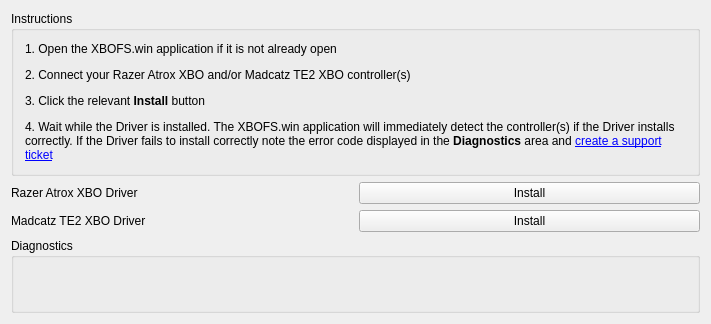
First picture: the form in DriverManager/DriverManager.ui, repository OOPMan/XBOFS.win, before the edit.
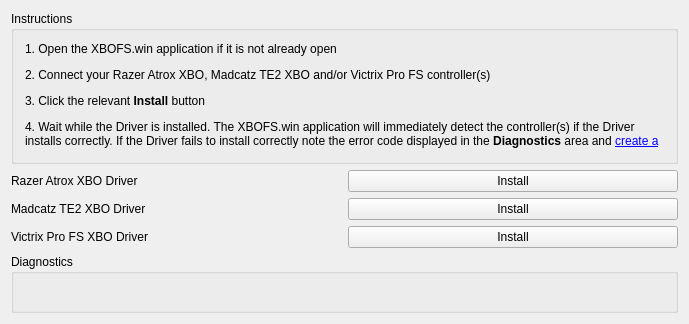
Second picture: the form after the edit. Icons and pictures are not drawn.

Commit message: #38: Added support for Victrix Pro FS XBO

The edit to the form file:
```diff
--- a/DriverManager/DriverManager.ui
+++ b/DriverManager/DriverManager.ui
@@ -6,7 +6,7 @@
    <rect>
     <x>0</x>
     <y>0</y>
-    <width>711</width>
+    <width>689</width>
     <height>324</height>
    </rect>
   </property>
@@ -19,23 +19,6 @@
   </property>
   <widget class="QWidget" name="centralWidget">
    <layout class="QGridLayout" name="gridLayout">
-    <item row="1" column="0">
-     <widget class="QLabel" name="label">
-      <property name="text">
-       <string>Razer Atrox XBO Driver</string>
-      </property>
-     </widget>
-    </item>
-    <item row="1" column="1">
-     <widget class="QPushButton" name="razerAtroxXBODriverPushButton">
-      <property name="enabled">
-       <bool>true</bool>
-      </property>
-      <property name="text">
-       <string>Install</string>
-      </property>
-     </widget>
-    </item>
     <item row="2" column="0">
      <widget class="QLabel" name="label_2">
       <property name="text">
@@ -43,38 +26,6 @@
       </property>
      </widget>
     </item>
-    <item row="2" column="1">
-     <widget class="QPushButton" name="madcatzTE2DriverPushButton">
-      <property name="enabled">
-       <bool>true</bool>
-      </property>
-      <property name="text">
-       <string>Install</string>
-      </property>
-     </widget>
-    </item>
-    <item row="3" column="0" colspan="2">
-     <widget class="QGroupBox" name="groupBox">
-      <property name="title">
-       <string>Diagnostics</string>
-      </property>
-      <layout class="QVBoxLayout" name="verticalLayout_2">
-       <item>
-        <widget class="QLabel" name="diagnosticsLabel">
-         <property name="frameShape">
-          <enum>QFrame::NoFrame</enum>
-         </property>
-         <property name="text">
-          <string/>
-         </property>
-         <property name="wordWrap">
-          <bool>true</bool>
-         </property>
-        </widget>
-       </item>
-      </layout>
-     </widget>
-    </item>
     <item row="0" column="0" colspan="2">
      <widget class="QGroupBox" name="groupBox_2">
       <property name="autoFillBackground">
@@ -90,7 +41,7 @@
           <enum>QFrame::NoFrame</enum>
          </property>
          <property name="text">
-          <string>&lt;html&gt;&lt;head/&gt;&lt;body&gt;&lt;p&gt;1. Open the XBOFS.win application if it is not already open&lt;/p&gt;&lt;p&gt;2. Connect your Razer Atrox XBO and/or Madcatz TE2 XBO controller(s)&lt;/p&gt;&lt;p&gt;3. Click the relevant &lt;span style=&quot; font-weight:700;&quot;&gt;Install&lt;/span&gt; button&lt;/p&gt;&lt;p&gt;4. Wait while the Driver is installed. The XBOFS.win application will immediately detect the controller(s) if the Driver installs correctly. If the Driver fails to install correctly note the error code displayed in the &lt;span style=&quot; font-weight:700;&quot;&gt;Diagnostics&lt;/span&gt; area and &lt;a href=&quot;https://github.com/OOPMan/XBOFS.win/issues/new&quot;&gt;&lt;span style=&quot; text-decoration: underline; color:#0000ff;&quot;&gt;create a support ticket&lt;/span&gt;&lt;/a&gt;&lt;/p&gt;&lt;/body&gt;&lt;/html&gt;</string>
+          <string>&lt;html&gt;&lt;head/&gt;&lt;body&gt;&lt;p&gt;1. Open the XBOFS.win application if it is not already open&lt;/p&gt;&lt;p&gt;2. Connect your Razer Atrox XBO, Madcatz TE2 XBO and/or Victrix Pro FS controller(s)&lt;/p&gt;&lt;p&gt;3. Click the relevant &lt;span style=&quot; font-weight:700;&quot;&gt;Install&lt;/span&gt; button&lt;/p&gt;&lt;p&gt;4. Wait while the Driver is installed. The XBOFS.win application will immediately detect the controller(s) if the Driver installs correctly. If the Driver fails to install correctly note the error code displayed in the &lt;span style=&quot; font-weight:700;&quot;&gt;Diagnostics&lt;/span&gt; area and &lt;a href=&quot;https://github.com/OOPMan/XBOFS.win/issues/new&quot;&gt;&lt;span style=&quot; text-decoration: underline; color:#0000ff;&quot;&gt;create a support ticket&lt;/span&gt;&lt;/a&gt;&lt;/p&gt;&lt;/body&gt;&lt;/html&gt;</string>
          </property>
          <property name="wordWrap">
           <bool>true</bool>
@@ -100,6 +51,69 @@
       </layout>
      </widget>
     </item>
+    <item row="2" column="1">
+     <widget class="QPushButton" name="madcatzTE2DriverPushButton">
+      <property name="enabled">
+       <bool>true</bool>
+      </property>
+      <property name="text">
+       <string>Install</string>
+      </property>
+     </widget>
+    </item>
+    <item row="4" column="0" colspan="2">
+     <widget class="QGroupBox" name="groupBox">
+      <property name="title">
+       <string>Diagnostics</string>
+      </property>
+      <layout class="QVBoxLayout" name="verticalLayout_2">
+       <item>
+        <widget class="QLabel" name="diagnosticsLabel">
+         <property name="frameShape">
+          <enum>QFrame::NoFrame</enum>
+         </property>
+         <property name="text">
+          <string/>
+         </property>
+         <property name="wordWrap">
+          <bool>true</bool>
+         </property>
+        </widget>
+       </item>
+      </layout>
+     </widget>
+    </item>
+    <item row="1" column="0">
+     <widget class="QLabel" name="label">
+      <property name="text">
+       <string>Razer Atrox XBO Driver</string>
+      </property>
+     </widget>
+    </item>
+    <item row="1" column="1">
+     <widget class="QPushButton" name="razerAtroxXBODriverPushButton">
+      <property name="enabled">
+       <bool>true</bool>
+      </property>
+      <property name="text">
+       <string>Install</string>
+      </property>
+     </widget>
+    </item>
+    <item row="3" column="0">
+     <widget class="QLabel" name="label_4">
+      <property name="text">
+       <string>Victrix Pro FS XBO Driver</string>
+      </property>
+     </widget>
+    </item>
+    <item row="3" column="1">
+     <widget class="QPushButton" name="victrixProFSXBODriverPushButton">
+      <property name="text">
+       <string>Install</string>
+      </property>
+     </widget>
+    </item>
    </layout>
   </widget>
  </widget>
```
The commit also changes 4 other files.
